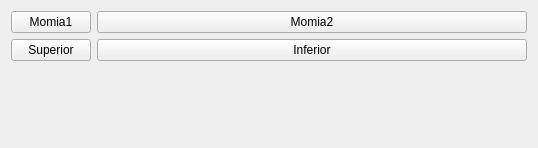
Above: MummyInterface/Resources/UI/MummyInterface.ui from mt4sd/MummyMuseum before the change. Below: the same form after it.
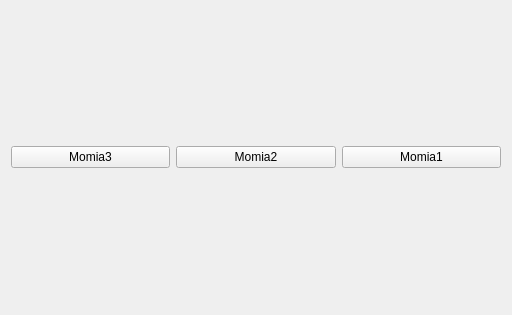
That is the form after the change.

Commit message: ENH: New interface for bottons

```diff
--- a/MummyInterface/Resources/UI/MummyInterface.ui
+++ b/MummyInterface/Resources/UI/MummyInterface.ui
@@ -6,12 +6,26 @@
    <rect>
     <x>0</x>
     <y>0</y>
-    <width>538</width>
-    <height>148</height>
+    <width>512</width>
+    <height>315</height>
    </rect>
   </property>
-  <layout class="QFormLayout" name="formLayout">
-   <item row="1" column="0">
+  <layout class="QHBoxLayout" name="horizontalLayout">
+   <item>
+    <widget class="QPushButton" name="mummyButton3">
+     <property name="text">
+      <string>Momia3</string>
+     </property>
+    </widget>
+   </item>
+   <item>
+    <widget class="QPushButton" name="mummyButton2">
+     <property name="text">
+      <string>Momia2</string>
+     </property>
+    </widget>
+   </item>
+   <item>
     <widget class="QPushButton" name="mummyButton1">
      <property name="enabled">
       <bool>true</bool>
@@ -24,27 +38,6 @@
      </property>
     </widget>
    </item>
-   <item row="1" column="1">
-    <widget class="QPushButton" name="mummyButton2">
-     <property name="text">
-      <string>Momia2</string>
-     </property>
-    </widget>
-   </item>
-   <item row="2" column="0">
-    <widget class="QPushButton" name="viewSButton">
-     <property name="text">
-      <string>Superior</string>
-     </property>
-    </widget>
-   </item>
-   <item row="2" column="1">
-    <widget class="QPushButton" name="viewIButton">
-     <property name="text">
-      <string>Inferior</string>
-     </property>
-    </widget>
-   </item>
   </layout>
  </widget>
  <resources/>
```
